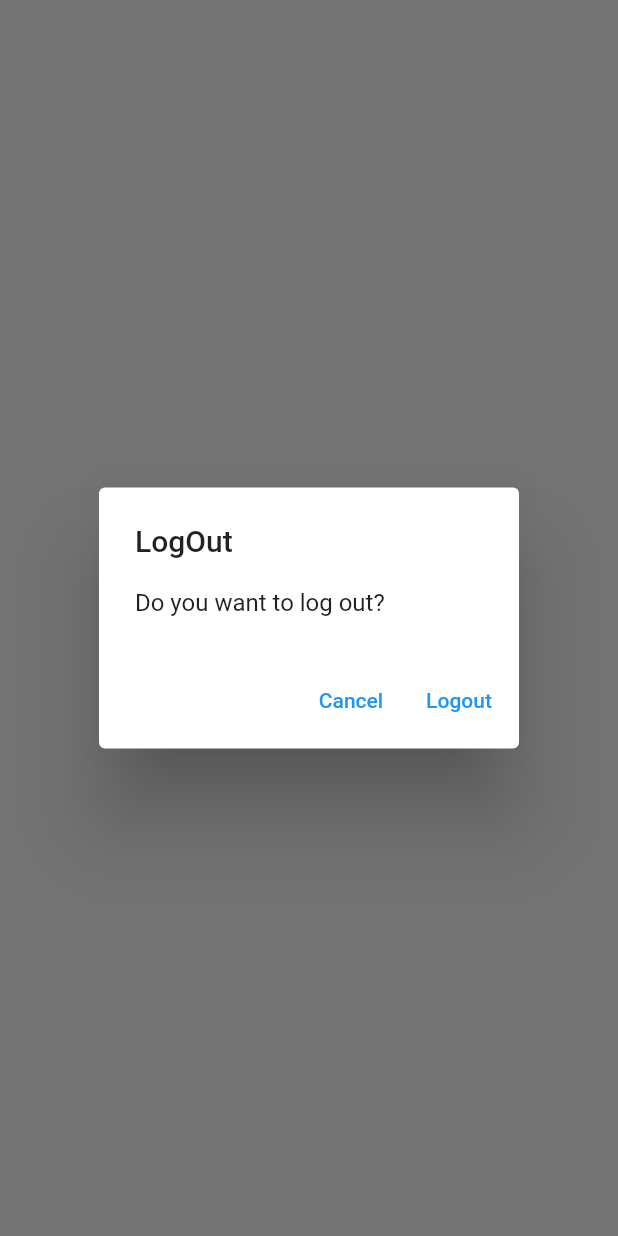
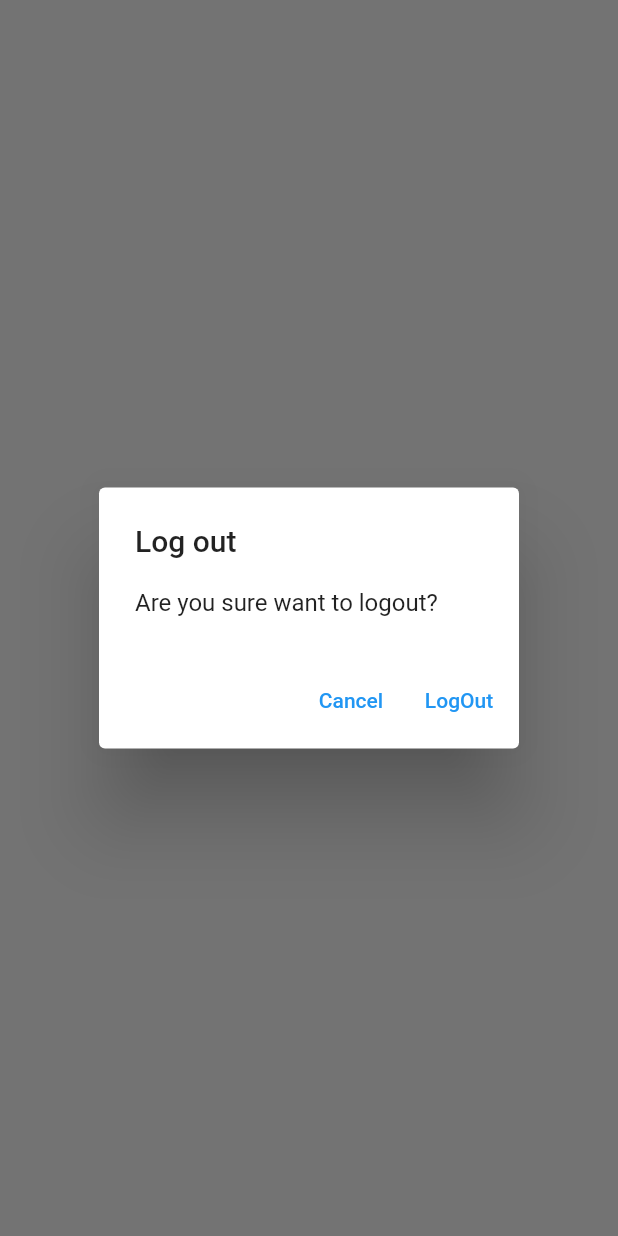
Before and after one commit to Sir-Nath/NotesApp, a Flutter app: what showLogoutDialog() shows on an empty page, opened directly, on a phone screen of 412 x 824 dp. Run offline on Flutter 3.47's test engine with Material 2 defaults, Android fonts, the phone set to English and light mode, and no system bars; our stand-ins replace firebase_auth, firebase_core, sqflite; accounts and stored records are empty; network calls fail.

Commit message:
checking out

```diff
--- /dev/null
+++ b/lib/utilities/dialogs/generic_dialog.dart
@@ -0,0 +1,32 @@
+import 'package:flutter/material.dart';
+
+typedef DialogOptionBuilder<T> = Map<String, T?> Function();
+
+Future<T?> showGenericDialog<T>({
+  required BuildContext context,
+  required String title,
+  required String content,
+  required DialogOptionBuilder optionBuilder,
+}) {
+  final options = optionBuilder();
+  return showDialog<T>(
+      context: context,
+      builder: (context){
+        return AlertDialog(
+          title: Text(title),
+          content: Text(content),
+          actions: options.keys.map((optionTitle){
+            final T value = options[optionTitle];
+            return TextButton(onPressed: (){
+              if(value!=null){
+                Navigator.of(context).pop(value);
+              }else{
+                Navigator.of(context).pop();
+              }
+            },
+            child: Text(optionTitle));
+          }).toList(),
+        );
+      },
+  );
+}
--- /dev/null
+++ b/lib/utilities/dialogs/logout_dialog.dart
@@ -0,0 +1,14 @@
+import 'package:flutter/material.dart';
+import 'package:notes/utilities/dialogs/generic_dialog.dart';
+
+Future<bool> showLogoutDialog(BuildContext context) {
+  return showGenericDialog<bool>(
+    context: context,
+    title: 'Log out',
+    content: 'Are you sure want to logout?',
+    optionBuilder: () => {
+      'Cancel': false,
+      'LogOut': true,
+    },
+  ) .then((value) => value??false);
+}
--- a/lib/views/login_view.dart
+++ b/lib/views/login_view.dart
@@ -2,7 +2,7 @@ import "package:flutter/material.dart";
 import 'package:notes/constants/route.dart';
 import 'package:notes/services/auth/auth_exception.dart';
 import 'package:notes/services/auth/auth_service.dart';
-import '../utilities/show_error_dialog.dart';
+import '../utilities/dialogs/error_dialog.dart';
 
 class LoginView extends StatefulWidget {
   const LoginView({Key? key}) : super(key: key);
--- a/lib/views/note/components/show_logout_dialog.dart
+++ b/lib/views/note/components/show_logout_dialog.dart
@@ -1,26 +1,26 @@
-import 'package:flutter/material.dart';
-
-Future<bool> showLogoutDialog(BuildContext context) {
-  return showDialog(
-      context: context,
-      builder: (context) {
-        return AlertDialog(
-          title: const Text('LogOut'),
-          content: const Text('Do you want to log out?'),
-          actions: [
-            TextButton(
-              onPressed: () {
-                Navigator.of(context).pop(false);
-              },
-              child: const Text('Cancel'),
-            ),
-            TextButton(
-              onPressed: () {
-                Navigator.of(context).pop(true);
-              },
-              child: const Text('Logout'),
-            ),
-          ],
-        );
-      }).then((value) => value ?? false);
-}
+// import 'package:flutter/material.dart';
+//
+// Future<bool> showLogoutDialog(BuildContext context) {
+//   return showDialog(
+//       context: context,
+//       builder: (context) {
+//         return AlertDialog(
+//           title: const Text('LogOut'),
+//           content: const Text('Do you want to log out?'),
+//           actions: [
+//             TextButton(
+//               onPressed: () {
+//                 Navigator.of(context).pop(false);
+//               },
+//               child: const Text('Cancel'),
+//             ),
+//             TextButton(
+//               onPressed: () {
+//                 Navigator.of(context).pop(true);
+//               },
+//               child: const Text('Logout'),
+//             ),
+//           ],
+//         );
+//       }).then((value) => value ?? false);
+// }
--- a/lib/views/register_view.dart
+++ b/lib/views/register_view.dart
@@ -1,8 +1,8 @@
 import 'package:flutter/material.dart';
 import 'package:notes/constants/route.dart';
 import 'package:notes/services/auth/auth_service.dart';
-import 'package:notes/utilities/show_error_dialog.dart';
 import '../services/auth/auth_exception.dart';
+import '../utilities/dialogs/error_dialog.dart';
 
 class RegisterView extends StatefulWidget {
   const RegisterView({Key? key}) : super(key: key);
```
Also changed, not shown: lib/services/crud/notes_service.dart (+7 -7 lines), lib/utilities/dialogs/delete_dialog.dart (added, +14 -0 lines), lib/utilities/dialogs/error_dialog.dart (added, +12 -0 lines), lib/utilities/show_error_dialog.dart (deleted, +0 -18 lines), lib/views/note/components/new_note.dart (+45 -28 lines), lib/views/note/components/pop_up_button.dart (deleted, +0 -37 lines), lib/views/note/note_list_view.dart (added, +42 -0 lines), lib/views/note/note_screen.dart (+14 -19 lines).
